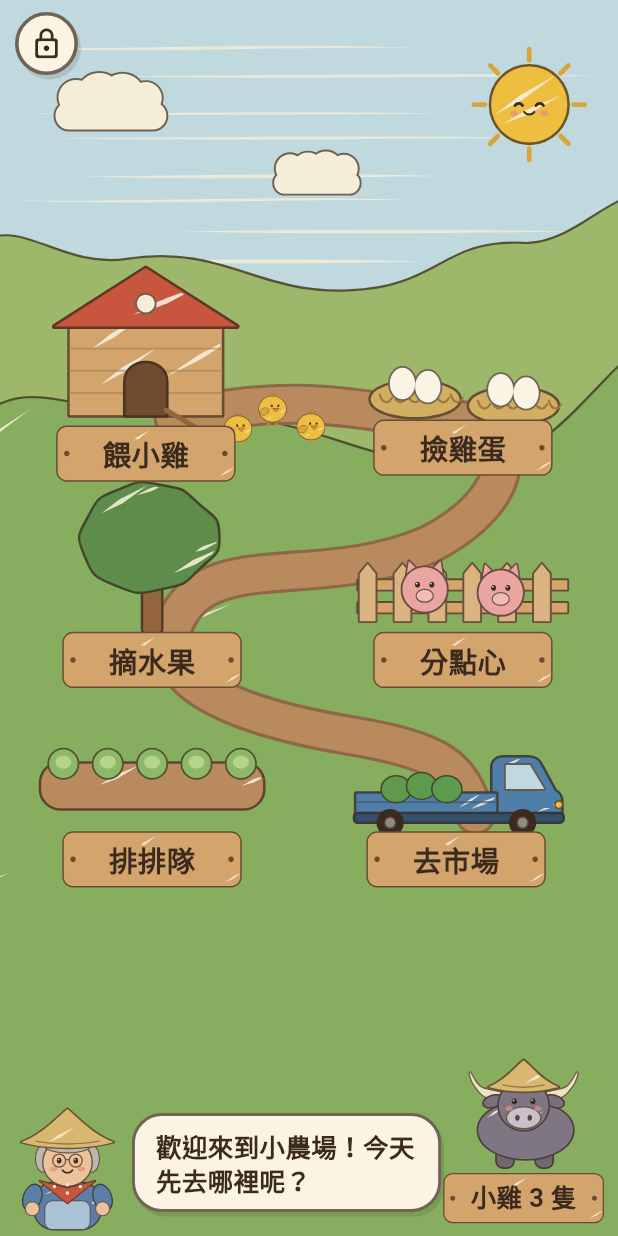
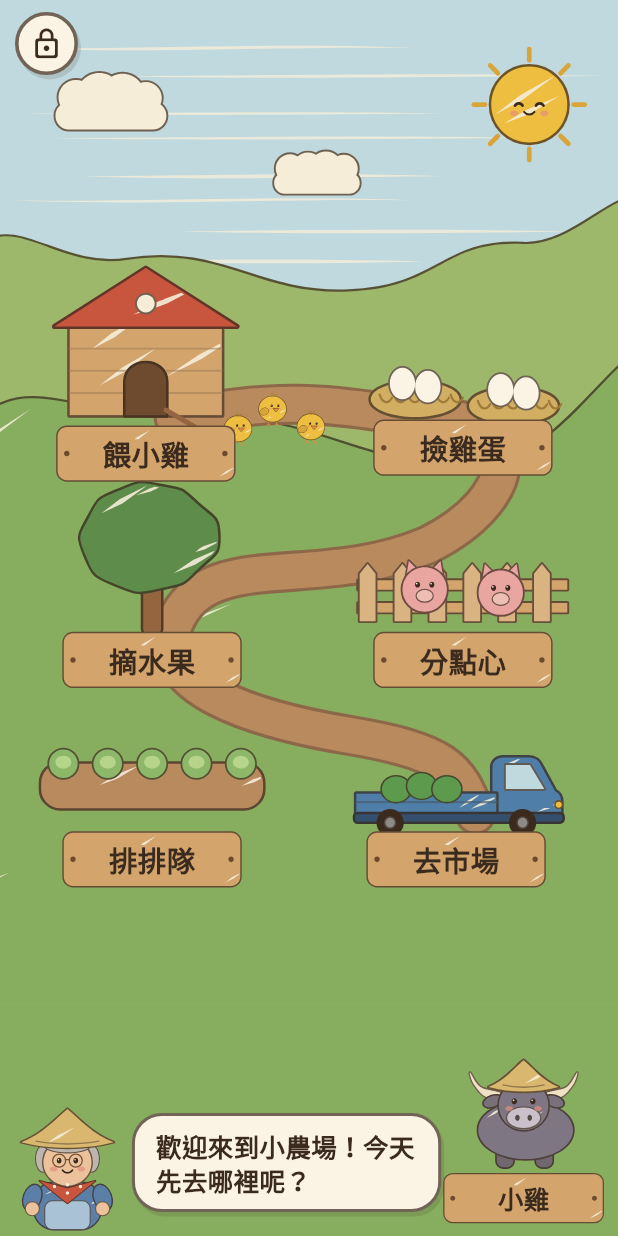
Before and after one commit to yaufan/APP_Kids_Counting, a Flutter app: the screen it shows after launch, on a phone screen of 412 x 824 dp. Run offline on Flutter 3.47's test engine with Material 3 defaults, Android fonts, the phone set to English and light mode, and no system bars; our stand-ins replace audioplayers, flutter_riverpod, flutter_svg, flutter_tts, go_router; Roboto replaces fonts that are missing (Huninn).

Commit message:
Farm sign: 小小農夫 sees just 小雞, no numeral
The level shows no numerals anywhere else, and the user chose to keep
the farm's sign the same way. 小農夫 still reads 小雞 N 隻.

Co-Authored-By: Claude Opus 5.5 <noreply@anthropic.com>
Claude-Session: https://claude.ai/code/session_01BbiyifD8DbrBNFwMqjGuML

```diff
--- a/app/lib/app/strings.dart
+++ b/app/lib/app/strings.dart
@@ -9,7 +9,9 @@ abstract final class Strings {
   // The farm (home).
   static const hello = '歡迎來到小農場！今天先去哪裡呢？';
   static const where = '今天先去哪裡呢？';
-  static String chickSign(int n) => '小雞 $n 隻';
+  /// The farm's sign. 小小農夫 sees no numerals anywhere, so the sign just
+  /// says 小雞 there (the user's choice, 2026-11-16).
+  static String chickSign(int n, {required bool numerals}) => numerals ? '小雞 $n 隻' : '小雞';
   static const countChicks = '小雞排好隊了，一隻一隻點著數！';
   static String chicksCounted(int n) => '一共${Say.units(n, '隻')}小雞！';
   static String manyChicks(int counted) => '還有好多好多隻，數到${Say.count(counted)}了，好厲害！';
--- a/app/lib/features/farm/farm_screen.dart
+++ b/app/lib/features/farm/farm_screen.dart
@@ -147,10 +147,10 @@ class _FarmScreenState extends ConsumerState<FarmScreen> with HushOnLeave {
                             key: const ValueKey('chick-sign'),
                             container: true,
                             button: true,
-                            label: Strings.chickSign(g.farm.chicks),
+                            label: Strings.chickSign(g.farm.chicks, numerals: g.settings.ask.numerals),
                             excludeSemantics: true,
                             onTap: _openParade,
-                            child: Pressable(onTap: _openParade, child: WoodSign(text: Strings.chickSign(g.farm.chicks), width: 104 * b, size: 17)),
+                            child: Pressable(onTap: _openParade, child: WoodSign(text: Strings.chickSign(g.farm.chicks, numerals: g.settings.ask.numerals), width: 104 * b, size: 17)),
                           ),
                         ]),
                       ]),
@@ -229,7 +229,7 @@ class _FarmScreenState extends ConsumerState<FarmScreen> with HushOnLeave {
     final big = g.settings.level != Level.small;
     return Panel(
       child: Column(mainAxisSize: MainAxisSize.min, children: [
-        Text(Strings.chickSign(all), style: const TextStyle(fontSize: 24, fontWeight: FontWeight.w700)),
+        Text(Strings.chickSign(all, numerals: g.settings.ask.numerals), style: const TextStyle(fontSize: 24, fontWeight: FontWeight.w700)),
         const SizedBox(height: 10),
         LayoutBuilder(builder: (context, box) {
           final size = math.min(64.0, box.maxWidth / 5 - 6);
```
Also changed, not shown: 4 other files.
